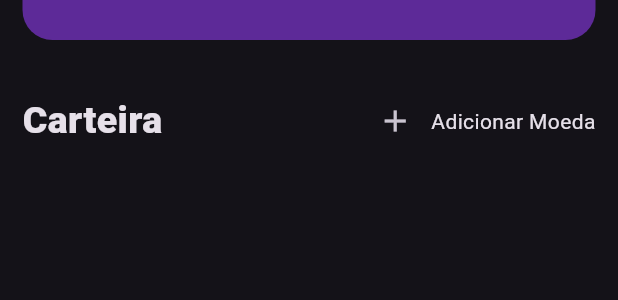
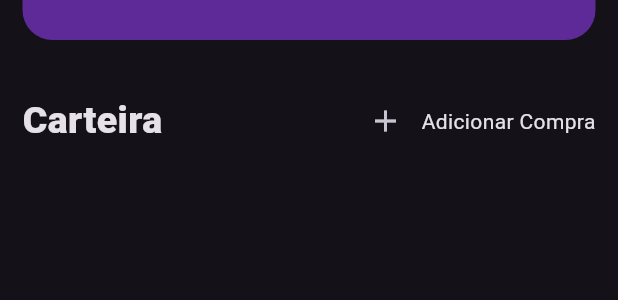
Before and after one commit to rafael-a-s/clean_arquiteture, a Flutter app: the PortifolioPage widget shown alone on an empty page, opened directly with empty values, on a phone screen of 412 x 824 dp. Shown: the part 317-617 px from the top of the screen. Run offline on Flutter 3.47's test engine with Material 2 defaults, Android fonts, the phone set to English and light mode, and no system bars; our stand-ins replace dartz, dio, equatable, fl_chart, flutter_dotenv, flutter_modular and 6 more; missing offline and left inert: dart:ffi; network calls fail.

Commit message:
fix: new sufix text

```diff
--- a/lib/features/presenter/modules/portifolio/pages/portifolio_page.dart
+++ b/lib/features/presenter/modules/portifolio/pages/portifolio_page.dart
@@ -88,7 +88,7 @@ class _PortifolioPage extends State<PortifolioPage> {
                     ),
                     hoverColor: const Color(RootStyle.bgColor),
                   ),
-                  const Text('Adicionar Moeda')
+                  const Text('Adicionar Compra')
                 ],
               )
             ],
```
